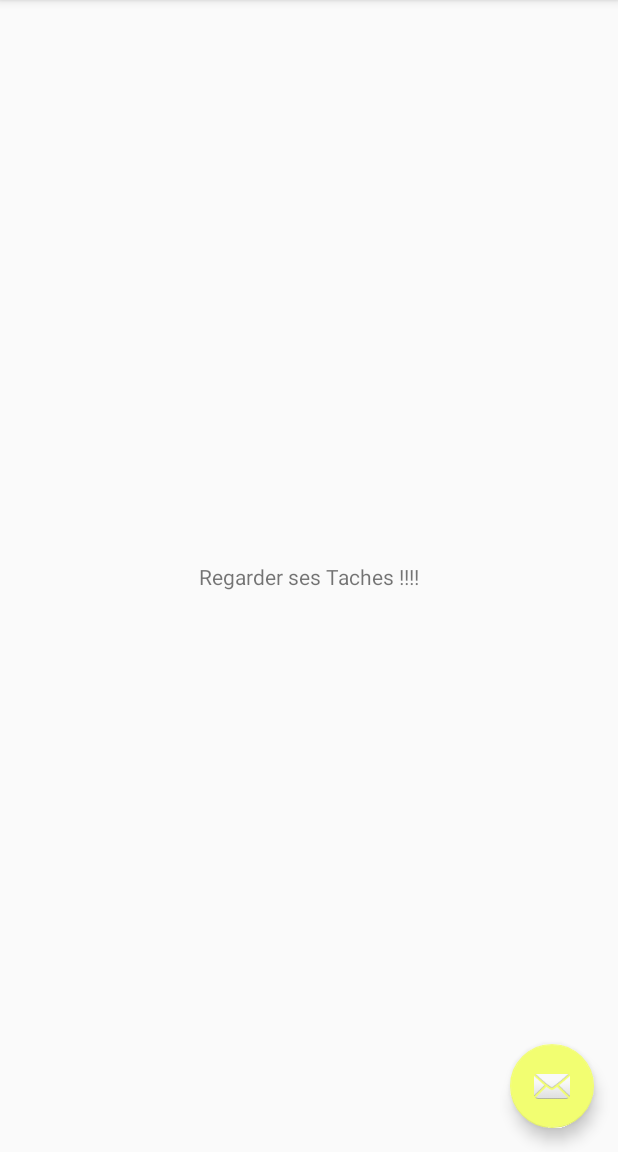
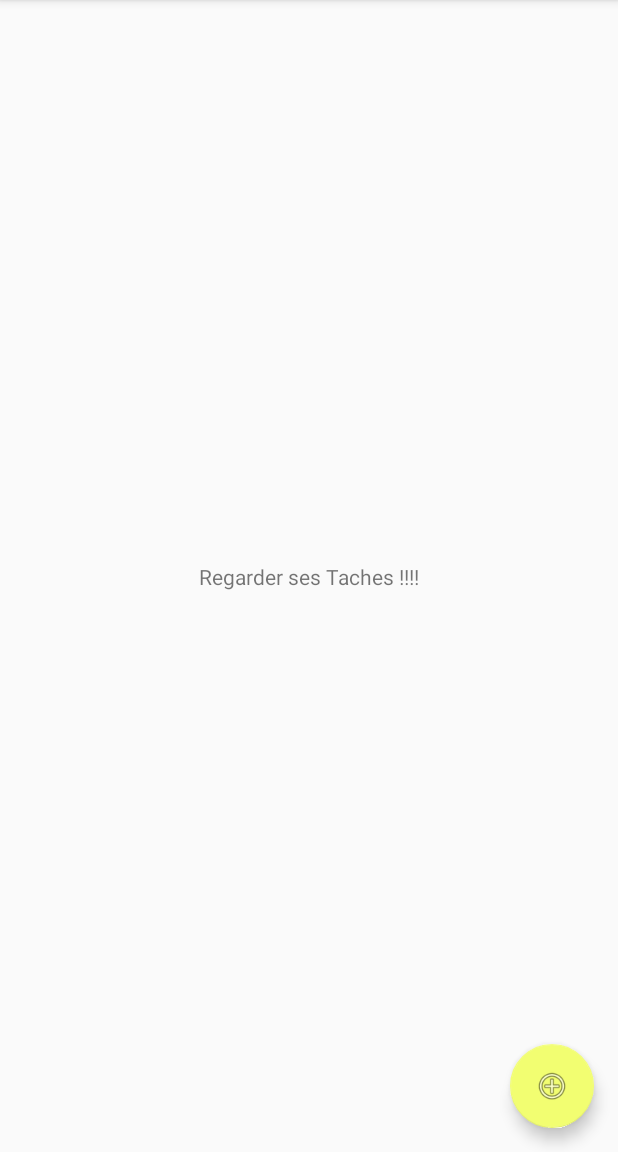
Before and after one commit to Mohdali69/Tidy-Time-Table, an Android app: the Premiere_Page screen opened directly, with no data from a screen before it, in the side drawer, after a tap on "Mes Tâches", on a phone screen of 412 x 824 dp, the part 84-1236 px from its top. Run offline under Robolectric (Android 15) with nearby library versions, the phone set to English and light mode, and no system bars.

Commit message:
Ajout Details

```diff
--- /dev/null
+++ b/app/src/main/res/drawable-v21/ic_menu_send.xml
@@ -0,0 +1,9 @@
+<vector xmlns:android="http://schemas.android.com/apk/res/android"
+    android:width="24dp"
+    android:height="24dp"
+    android:viewportHeight="24.0"
+    android:viewportWidth="24.0">
+    <path
+        android:fillColor="#FF000000"
+        android:pathData="M2.01,21L23,12 2.01,3 2,10l15,2 -15,2z" />
+</vector>
--- /dev/null
+++ b/app/src/main/res/drawable-v21/ic_menu_share.xml
@@ -0,0 +1,9 @@
+<vector xmlns:android="http://schemas.android.com/apk/res/android"
+    android:width="24dp"
+    android:height="24dp"
+    android:viewportHeight="24.0"
+    android:viewportWidth="24.0">
+    <path
+        android:fillColor="#FF000000"
+        android:pathData="M18,16.08c-0.76,0 -1.44,0.3 -1.96,0.77L8.91,12.7c0.05,-0.23 0.09,-0.46 0.09,-0.7s-0.04,-0.47 -0.09,-0.7l7.05,-4.11c0.54,0.5 1.25,0.81 2.04,0.81 1.66,0 3,-1.34 3,-3s-1.34,-3 -3,-3 -3,1.34 -3,3c0,0.24 0.04,0.47 0.09,0.7L8.04,9.81C7.5,9.31 6.79,9 6,9c-1.66,0 -3,1.34 -3,3s1.34,3 3,3c0.79,0 1.5,-0.31 2.04,-0.81l7.12,4.16c-0.05,0.21 -0.08,0.43 -0.08,0.65 0,1.61 1.31,2.92 2.92,2.92 1.61,0 2.92,-1.31 2.92,-2.92s-1.31,-2.92 -2.92,-2.92z" />
+</vector>
--- a/app/src/main/res/layout/app_bar_premiere__page.xml
+++ b/app/src/main/res/layout/app_bar_premiere__page.xml
@@ -28,6 +28,6 @@
         android:layout_height="wrap_content"
         android:layout_gravity="bottom|end"
         android:layout_margin="@dimen/fab_margin"
-        app:srcCompat="@android:drawable/ic_dialog_email" />
+        app:srcCompat="@android:drawable/ic_menu_add" />
 
 </android.support.design.widget.CoordinatorLayout>
--- /dev/null
+++ b/app/src/main/res/values/drawables.xml
@@ -0,0 +1,8 @@
+<resources xmlns:android="http://schemas.android.com/apk/res/android">
+    <item name="ic_menu_camera" type="drawable">@android:drawable/ic_menu_camera</item>
+    <item name="ic_menu_gallery" type="drawable">@android:drawable/ic_menu_gallery</item>
+    <item name="ic_menu_slideshow" type="drawable">@android:drawable/ic_menu_slideshow</item>
+    <item name="ic_menu_manage" type="drawable">@android:drawable/ic_menu_manage</item>
+    <item name="ic_menu_share" type="drawable">@android:drawable/ic_menu_share</item>
+    <item name="ic_menu_send" type="drawable">@android:drawable/ic_menu_send</item>
+</resources>
--- a/app/src/main/res/values/strings.xml
+++ b/app/src/main/res/values/strings.xml
@@ -31,7 +31,7 @@
     <string name="forgot_password_msg">Nous avons besoin de votre Email pour vous envoyer le Mot de Passe et les instructions.</string>
     <string name="navigation_drawer_open">Open navigation drawer</string>
     <string name="navigation_drawer_close">Close navigation drawer</string>
-    <string name="nav_header_title">Android Studio</string>
+    <string name="nav_header_title">TTT Menu</string>
     <string name="nav_header_subtitle">android.studio@android.com</string>
     <string name="nav_header_desc">Navigation header</string>
     <string name="action_settings">Paramètres</string>
```
Also changed, not shown: app/src/main/res/drawable-v21/ic_menu_camera.xml (added, +12 -0 lines), app/src/main/res/drawable-v21/ic_menu_gallery.xml (added, +9 -0 lines), app/src/main/res/drawable-v21/ic_menu_manage.xml (added, +9 -0 lines), app/src/main/res/drawable-v21/ic_menu_slideshow.xml (added, +9 -0 lines).
